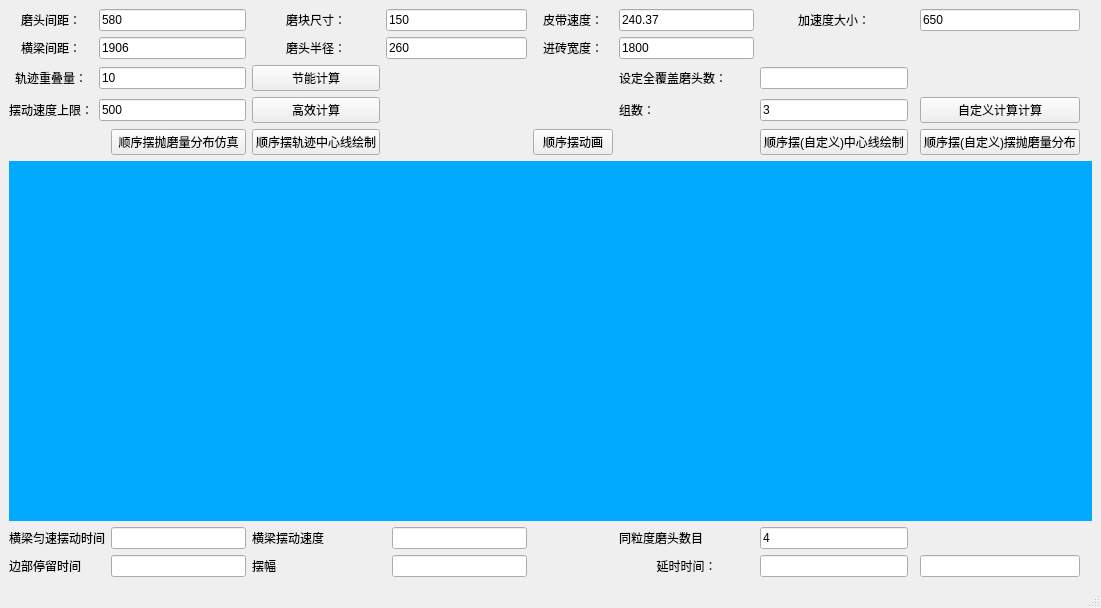
Before: the Qt Designer form double_calc.ui in wuheideyun/PolishingParameterNew, drawn with Qt 5.
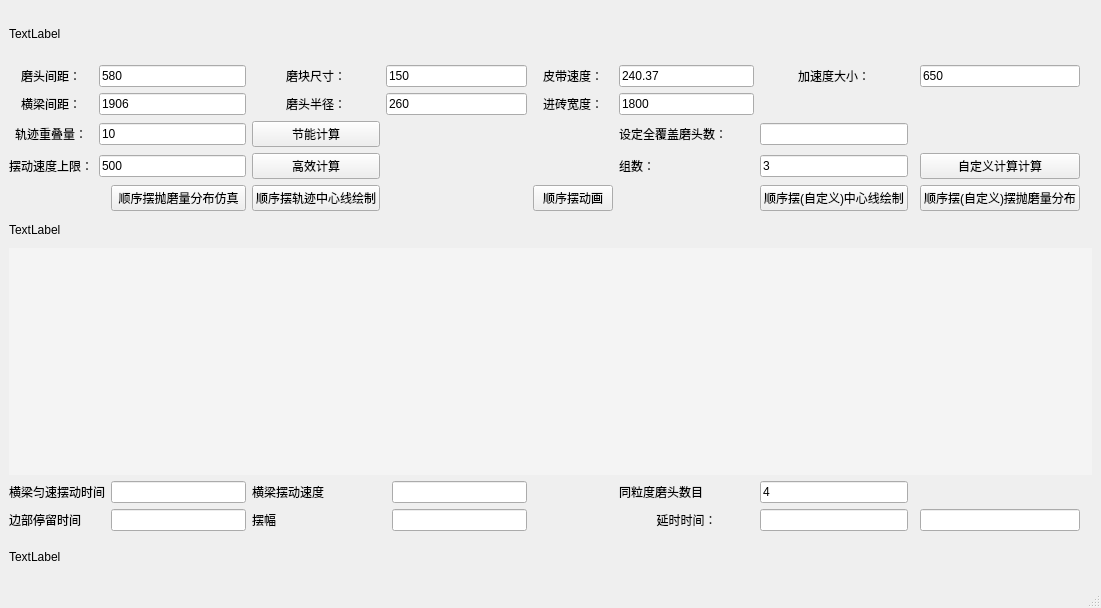
After: the same form once the commit is applied.

What changed in the file:
```diff
--- a/double_calc.ui
+++ b/double_calc.ui
@@ -15,305 +15,362 @@
   </property>
   <widget class="QWidget" name="centralwidget">
    <layout class="QGridLayout" name="gridLayout">
-    <item row="0" column="3">
-     <widget class="QLabel" name="label_mod_size">
+    <item row="13" column="8">
+     <widget class="QLineEdit" name="lineEdit_num">
       <property name="text">
-       <string>&lt;html&gt;&lt;head/&gt;&lt;body&gt;&lt;p align=&quot;center&quot;&gt;磨块尺寸：&lt;/p&gt;&lt;/body&gt;&lt;/html&gt;</string>
+       <string>4</string>
       </property>
      </widget>
     </item>
-    <item row="0" column="1" colspan="2">
-     <widget class="QLineEdit" name="lineEdit_between">
+    <item row="3" column="3">
+     <widget class="QPushButton" name="Button_energy_calculate">
       <property name="text">
-       <string>580</string>
+       <string>节能计算</string>
       </property>
      </widget>
     </item>
-    <item row="3" column="7">
-     <widget class="QLabel" name="label_group">
+    <item row="1" column="8">
+     <widget class="QLabel" name="label_accelate_speed">
       <property name="text">
-       <string>组数：</string>
+       <string>&lt;html&gt;&lt;head/&gt;&lt;body&gt;&lt;p align=&quot;center&quot;&gt;加速度大小：&lt;/p&gt;&lt;/body&gt;&lt;/html&gt;</string>
       </property>
      </widget>
     </item>
-    <item row="1" column="3">
+    <item row="3" column="1" colspan="2">
+     <widget class="QLineEdit" name="lineEdit_overlap">
+      <property name="text">
+       <string>10</string>
+      </property>
+     </widget>
+    </item>
+    <item row="2" column="3">
      <widget class="QLabel" name="label_radius">
       <property name="text">
        <string>&lt;html&gt;&lt;head/&gt;&lt;body&gt;&lt;p align=&quot;center&quot;&gt;磨头半径：&lt;/p&gt;&lt;/body&gt;&lt;/html&gt;</string>
       </property>
      </widget>
     </item>
-    <item row="10" column="0" colspan="2">
-     <widget class="QLabel" name="label_beam_constant_time">
+    <item row="1" column="6">
+     <widget class="QLabel" name="label_belt_speed">
       <property name="text">
-       <string>横梁匀速摆动时间</string>
+       <string>&lt;html&gt;&lt;head/&gt;&lt;body&gt;&lt;p align=&quot;center&quot;&gt;皮带速度：&lt;/p&gt;&lt;/body&gt;&lt;/html&gt;</string>
       </property>
      </widget>
     </item>
-    <item row="3" column="10">
+    <item row="2" column="1" colspan="2">
+     <widget class="QLineEdit" name="lineEdit_between_beam">
+      <property name="text">
+       <string>1906</string>
+      </property>
+     </widget>
+    </item>
+    <item row="13" column="2">
+     <widget class="QLineEdit" name="lineEdit_constant_time">
+      <property name="text">
+       <string/>
+      </property>
+     </widget>
+    </item>
+    <item row="14" column="0" colspan="2">
+     <widget class="QLabel" name="label_stay_time">
+      <property name="text">
+       <string>边部停留时间</string>
+      </property>
+     </widget>
+    </item>
+    <item row="4" column="10">
      <widget class="QPushButton" name="Button_selfdefine_calculate">
       <property name="text">
        <string>自定义计算计算</string>
       </property>
      </widget>
     </item>
-    <item row="4" column="6">
-     <widget class="QPushButton" name="Button_animation_order">
+    <item row="4" column="7">
+     <widget class="QLabel" name="label_group">
       <property name="text">
-       <string>顺序摆动画</string>
+       <string>组数：</string>
       </property>
      </widget>
     </item>
-    <item row="2" column="8">
-     <widget class="QLineEdit" name="lineEdit_self_define_num"/>
-    </item>
-    <item row="0" column="0">
-     <widget class="QLabel" name="label_gap">
-      <property name="text">
-       <string>&lt;html&gt;&lt;head/&gt;&lt;body&gt;&lt;p align=&quot;center&quot;&gt;磨头间距：&lt;/p&gt;&lt;/body&gt;&lt;/html&gt;</string>
-      </property>
-     </widget>
-    </item>
-    <item row="0" column="4" colspan="2">
-     <widget class="QLineEdit" name="lineEdit_grind_size">
-      <property name="text">
-       <string>150</string>
-      </property>
-     </widget>
-    </item>
-    <item row="1" column="0">
+    <item row="2" column="0">
      <widget class="QLabel" name="label_beam_between">
       <property name="text">
        <string>&lt;html&gt;&lt;head/&gt;&lt;body&gt;&lt;p align=&quot;center&quot;&gt;横梁间距：&lt;/p&gt;&lt;/body&gt;&lt;/html&gt;</string>
       </property>
      </widget>
     </item>
-    <item row="11" column="2">
-     <widget class="QLineEdit" name="lineEdit_stay_time">
+    <item row="14" column="8">
+     <widget class="QLineEdit" name="lineEdit_delay_time">
       <property name="text">
        <string/>
       </property>
      </widget>
     </item>
-    <item row="2" column="3">
-     <widget class="QPushButton" name="Button_energy_calculate">
+    <item row="1" column="10">
+     <widget class="QLineEdit" name="lineEdit_a_speed">
       <property name="text">
-       <string>节能计算</string>
+       <string>650</string>
       </property>
      </widget>
     </item>
-    <item row="0" column="7">
-     <widget class="QLineEdit" name="lineEdit_belt_speed">
+    <item row="13" column="5">
+     <widget class="QLineEdit" name="lineEdit_beam_speed">
       <property name="text">
-       <string>240.37</string>
+       <string/>
       </property>
      </widget>
     </item>
-    <item row="3" column="3">
-     <widget class="QPushButton" name="Button_efficient_calculate">
+    <item row="13" column="0" colspan="2">
+     <widget class="QLabel" name="label_beam_constant_time">
       <property name="text">
-       <string>高效计算</string>
+       <string>横梁匀速摆动时间</string>
       </property>
      </widget>
     </item>
-    <item row="10" column="2">
-     <widget class="QLineEdit" name="lineEdit_constant_time">
+    <item row="6" column="10">
+     <widget class="QPushButton" name="Button_simulation_order_define">
       <property name="text">
-       <string/>
+       <string>顺序摆(自定义)摆抛磨量分布</string>
       </property>
      </widget>
     </item>
-    <item row="7" column="0" colspan="13">
-     <widget class="QWidget" name="widget" native="true">
-      <property name="styleSheet">
-       <string notr="true">background-color: rgb(0, 170, 255);</string>
+    <item row="3" column="7">
+     <widget class="QLabel" name="label_self_define_num">
+      <property name="text">
+       <string>设定全覆盖磨头数：</string>
       </property>
      </widget>
     </item>
-    <item row="10" column="3" colspan="2">
+    <item row="14" column="5">
+     <widget class="QLineEdit" name="lineEdit_swing"/>
+    </item>
+    <item row="13" column="3" colspan="2">
      <widget class="QLabel" name="label_beam_speed">
       <property name="text">
        <string>&lt;html&gt;&lt;head/&gt;&lt;body&gt;&lt;p&gt;横梁摆动速度&lt;/p&gt;&lt;/body&gt;&lt;/html&gt;</string>
       </property>
      </widget>
     </item>
-    <item row="11" column="0" colspan="2">
-     <widget class="QLabel" name="label_stay_time">
+    <item row="2" column="7">
+     <widget class="QLineEdit" name="lineEdit_ceramic_width">
       <property name="text">
-       <string>边部停留时间</string>
+       <string>1800</string>
       </property>
      </widget>
     </item>
-    <item row="2" column="1" colspan="2">
-     <widget class="QLineEdit" name="lineEdit_overlap">
+    <item row="2" column="6">
+     <widget class="QLabel" name="label_cerimatic_width">
       <property name="text">
-       <string>10</string>
+       <string>&lt;html&gt;&lt;head/&gt;&lt;body&gt;&lt;p align=&quot;center&quot;&gt;进砖宽度：&lt;/p&gt;&lt;/body&gt;&lt;/html&gt;</string>
       </property>
      </widget>
     </item>
-    <item row="3" column="8">
-     <widget class="QLineEdit" name="lineEdit_group">
-      <property name="text">
-       <string>3</string>
-      </property>
-     </widget>
-    </item>
-    <item row="1" column="1" colspan="2">
-     <widget class="QLineEdit" name="lineEdit_between_beam">
-      <property name="text">
-       <string>1906</string>
-      </property>
-     </widget>
-    </item>
-    <item row="11" column="3" colspan="2">
+    <item row="14" column="3" colspan="2">
      <widget class="QLabel" name="label_swing">
       <property name="text">
        <string>摆幅</string>
       </property>
      </widget>
     </item>
-    <item row="4" column="3">
-     <widget class="QPushButton" name="Button_middle_line_order">
+    <item row="1" column="0">
+     <widget class="QLabel" name="label_gap">
       <property name="text">
-       <string>顺序摆轨迹中心线绘制</string>
+       <string>&lt;html&gt;&lt;head/&gt;&lt;body&gt;&lt;p align=&quot;center&quot;&gt;磨头间距：&lt;/p&gt;&lt;/body&gt;&lt;/html&gt;</string>
       </property>
      </widget>
     </item>
-    <item row="4" column="8">
-     <widget class="QPushButton" name="Button_middle_line_order_define">
-      <property name="text">
-       <string>顺序摆(自定义)中心线绘制</string>
-      </property>
-     </widget>
-    </item>
-    <item row="11" column="10">
-     <widget class="QLineEdit" name="lineEdit_self_delay_time">
-      <property name="text">
-       <string/>
-      </property>
-     </widget>
-    </item>
-    <item row="11" column="7">
-     <widget class="QLabel" name="label_delay_time">
-      <property name="text">
-       <string>&lt;html&gt;&lt;head/&gt;&lt;body&gt;&lt;p align=&quot;center&quot;&gt;延时时间：&lt;/p&gt;&lt;/body&gt;&lt;/html&gt;</string>
-      </property>
-     </widget>
-    </item>
-    <item row="0" column="6">
-     <widget class="QLabel" name="label_belt_speed">
-      <property name="text">
-       <string>&lt;html&gt;&lt;head/&gt;&lt;body&gt;&lt;p align=&quot;center&quot;&gt;皮带速度：&lt;/p&gt;&lt;/body&gt;&lt;/html&gt;</string>
-      </property>
-     </widget>
-    </item>
-    <item row="11" column="8">
-     <widget class="QLineEdit" name="lineEdit_delay_time">
-      <property name="text">
-       <string/>
-      </property>
-     </widget>
-    </item>
-    <item row="10" column="8">
-     <widget class="QLineEdit" name="lineEdit_num">
-      <property name="text">
-       <string>4</string>
-      </property>
-     </widget>
-    </item>
-    <item row="0" column="8">
-     <widget class="QLabel" name="label_accelate_speed">
-      <property name="text">
-       <string>&lt;html&gt;&lt;head/&gt;&lt;body&gt;&lt;p align=&quot;center&quot;&gt;加速度大小：&lt;/p&gt;&lt;/body&gt;&lt;/html&gt;</string>
-      </property>
-     </widget>
-    </item>
-    <item row="10" column="7">
-     <widget class="QLabel" name="label_num">
-      <property name="text">
-       <string>同粒度磨头数目</string>
-      </property>
-     </widget>
-    </item>
-    <item row="1" column="4" colspan="2">
-     <widget class="QLineEdit" name="lineEdit_radius">
-      <property name="text">
-       <string>260</string>
-      </property>
-     </widget>
-    </item>
-    <item row="2" column="0">
+    <item row="3" column="0">
      <widget class="QLabel" name="label_overlap">
       <property name="text">
        <string>&lt;html&gt;&lt;head/&gt;&lt;body&gt;&lt;p align=&quot;center&quot;&gt;轨迹重叠量：&lt;/p&gt;&lt;/body&gt;&lt;/html&gt;</string>
       </property>
      </widget>
     </item>
-    <item row="2" column="7">
-     <widget class="QLabel" name="label_self_define_num">
+    <item row="1" column="1" colspan="2">
+     <widget class="QLineEdit" name="lineEdit_between">
       <property name="text">
-       <string>设定全覆盖磨头数：</string>
+       <string>580</string>
       </property>
      </widget>
     </item>
-    <item row="3" column="0">
+    <item row="6" column="6">
+     <widget class="QPushButton" name="Button_animation_order">
+      <property name="text">
+       <string>顺序摆动画</string>
+      </property>
+     </widget>
+    </item>
+    <item row="3" column="8">
+     <widget class="QLineEdit" name="lineEdit_self_define_num"/>
+    </item>
+    <item row="0" column="0" colspan="11">
+     <widget class="QLabel" name="label_top">
+      <property name="minimumSize">
+       <size>
+        <width>500</width>
+        <height>0</height>
+       </size>
+      </property>
+      <property name="maximumSize">
+       <size>
+        <width>16777215</width>
+        <height>50</height>
+       </size>
+      </property>
+      <property name="text">
+       <string>TextLabel</string>
+      </property>
+     </widget>
+    </item>
+    <item row="14" column="10">
+     <widget class="QLineEdit" name="lineEdit_self_delay_time">
+      <property name="text">
+       <string/>
+      </property>
+     </widget>
+    </item>
+    <item row="4" column="0">
      <widget class="QLabel" name="label_beam_speed_up">
       <property name="text">
        <string>&lt;html&gt;&lt;head/&gt;&lt;body&gt;&lt;p align=&quot;center&quot;&gt;摆动速度上限：&lt;/p&gt;&lt;/body&gt;&lt;/html&gt;</string>
       </property>
      </widget>
     </item>
-    <item row="4" column="2">
+    <item row="14" column="7">
+     <widget class="QLabel" name="label_delay_time">
+      <property name="text">
+       <string>&lt;html&gt;&lt;head/&gt;&lt;body&gt;&lt;p align=&quot;center&quot;&gt;延时时间：&lt;/p&gt;&lt;/body&gt;&lt;/html&gt;</string>
+      </property>
+     </widget>
+    </item>
+    <item row="6" column="3">
+     <widget class="QPushButton" name="Button_middle_line_order">
+      <property name="text">
+       <string>顺序摆轨迹中心线绘制</string>
+      </property>
+     </widget>
+    </item>
+    <item row="14" column="2">
+     <widget class="QLineEdit" name="lineEdit_stay_time">
+      <property name="text">
+       <string/>
+      </property>
+     </widget>
+    </item>
+    <item row="6" column="2">
      <widget class="QPushButton" name="Button_simulation_order">
       <property name="text">
        <string>顺序摆抛磨量分布仿真</string>
       </property>
      </widget>
     </item>
-    <item row="1" column="7">
-     <widget class="QLineEdit" name="lineEdit_ceramic_width">
-      <property name="text">
-       <string>1800</string>
-      </property>
-     </widget>
-    </item>
-    <item row="1" column="6">
-     <widget class="QLabel" name="label_cerimatic_width">
-      <property name="text">
-       <string>&lt;html&gt;&lt;head/&gt;&lt;body&gt;&lt;p align=&quot;center&quot;&gt;进砖宽度：&lt;/p&gt;&lt;/body&gt;&lt;/html&gt;</string>
-      </property>
-     </widget>
-    </item>
-    <item row="3" column="1" colspan="2">
+    <item row="4" column="1" colspan="2">
      <widget class="QLineEdit" name="lineEdit_beam_speed_up">
       <property name="text">
        <string>500</string>
       </property>
      </widget>
     </item>
-    <item row="0" column="10">
-     <widget class="QLineEdit" name="lineEdit_a_speed">
+    <item row="6" column="8">
+     <widget class="QPushButton" name="Button_middle_line_order_define">
       <property name="text">
-       <string>650</string>
+       <string>顺序摆(自定义)中心线绘制</string>
       </property>
      </widget>
     </item>
-    <item row="4" column="10">
-     <widget class="QPushButton" name="Button_simulation_order_define">
+    <item row="4" column="3">
+     <widget class="QPushButton" name="Button_efficient_calculate">
       <property name="text">
-       <string>顺序摆(自定义)摆抛磨量分布</string>
+       <string>高效计算</string>
       </property>
      </widget>
     </item>
-    <item row="10" column="5">
-     <widget class="QLineEdit" name="lineEdit_beam_speed">
+    <item row="1" column="4" colspan="2">
+     <widget class="QLineEdit" name="lineEdit_grind_size">
       <property name="text">
-       <string/>
+       <string>150</string>
       </property>
      </widget>
     </item>
-    <item row="11" column="5">
-     <widget class="QLineEdit" name="lineEdit_swing"/>
+    <item row="10" column="0" colspan="13">
+     <widget class="QWidget" name="widget" native="true">
+      <property name="styleSheet">
+       <string notr="true">background-color: rgb(244, 244, 244);</string>
+      </property>
+     </widget>
+    </item>
+    <item row="15" column="0" colspan="11">
+     <widget class="QLabel" name="label_bottom">
+      <property name="minimumSize">
+       <size>
+        <width>500</width>
+        <height>0</height>
+       </size>
+      </property>
+      <property name="maximumSize">
+       <size>
+        <width>16777215</width>
+        <height>40</height>
+       </size>
+      </property>
+      <property name="text">
+       <string>TextLabel</string>
+      </property>
+     </widget>
+    </item>
+    <item row="2" column="4" colspan="2">
+     <widget class="QLineEdit" name="lineEdit_radius">
+      <property name="text">
+       <string>260</string>
+      </property>
+     </widget>
+    </item>
+    <item row="4" column="8">
+     <widget class="QLineEdit" name="lineEdit_group">
+      <property name="text">
+       <string>3</string>
+      </property>
+     </widget>
+    </item>
+    <item row="1" column="7">
+     <widget class="QLineEdit" name="lineEdit_belt_speed">
+      <property name="text">
+       <string>240.37</string>
+      </property>
+     </widget>
+    </item>
+    <item row="13" column="7">
+     <widget class="QLabel" name="label_num">
+      <property name="text">
+       <string>同粒度磨头数目</string>
+      </property>
+     </widget>
+    </item>
+    <item row="1" column="3">
+     <widget class="QLabel" name="label_mod_size">
+      <property name="text">
+       <string>&lt;html&gt;&lt;head/&gt;&lt;body&gt;&lt;p align=&quot;center&quot;&gt;磨块尺寸：&lt;/p&gt;&lt;/body&gt;&lt;/html&gt;</string>
+      </property>
+     </widget>
+    </item>
+    <item row="7" column="0" colspan="11">
+     <widget class="QLabel" name="label_middle">
+      <property name="minimumSize">
+       <size>
+        <width>500</width>
+        <height>0</height>
+       </size>
+      </property>
+      <property name="maximumSize">
+       <size>
+        <width>16777215</width>
+        <height>25</height>
+       </size>
+      </property>
+      <property name="text">
+       <string>TextLabel</string>
+      </property>
+     </widget>
     </item>
    </layout>
   </widget>
```
Left out of the diff: 2 changed lines with no effect on the pictures.
